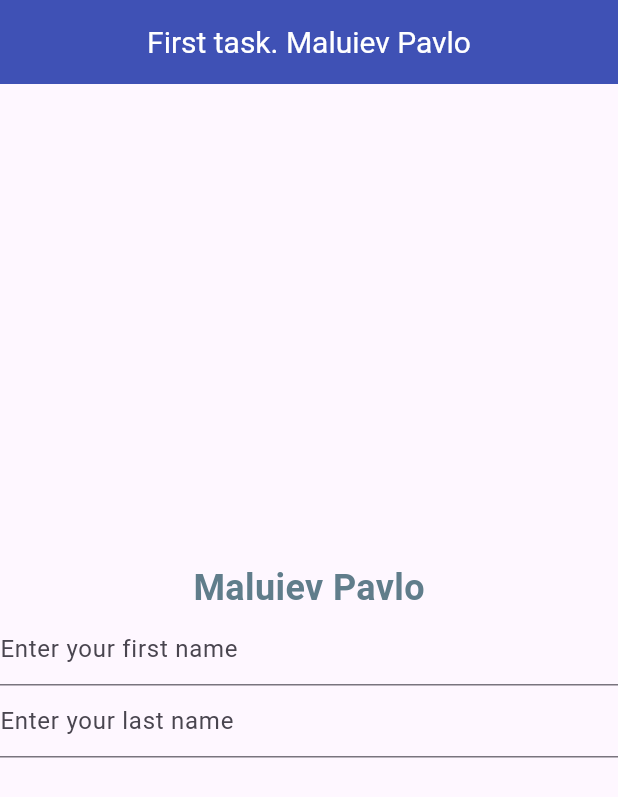
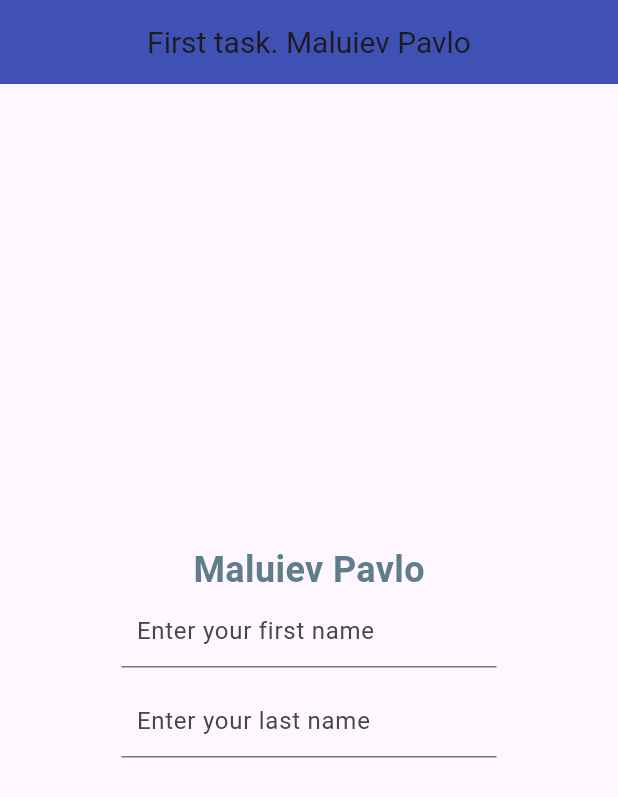
Before and after one commit to inryceu/Empat-Flutter-course, a Flutter app: the screen it shows after launch, on a phone screen of 412 x 824 dp. Shown: the top 797 px of the screen. Run offline on Flutter 3.47's test engine with Material 3 defaults, Android fonts, the phone set to English and light mode, and no system bars.

Commit message:
fix bug, improve style

```diff
--- a/Task1/lib/main.dart
+++ b/Task1/lib/main.dart
@@ -24,21 +24,24 @@ class Student {
   );
 }
 
-class MyApp extends StatelessWidget {
-  final student = Student('Maluiev', 'Pavlo');
+class MyApp extends StatefulWidget {
+  const MyApp({super.key});
+
+  @override
+  State<MyApp> createState() => _MyAppState();
+}
+
+class _MyAppState extends State<MyApp> {
+  final Student student = Student('Maluiev', 'Pavlo');
 
   @override
   Widget build(BuildContext context) {
     return MaterialApp(
       home: Scaffold(
         appBar: AppBar(
-          title: Text(
+          title: const Text(
             'First task. Maluiev Pavlo',
-            style: TextStyle(
-              fontSize: 20,
-              fontWeight: FontWeight.normal,
-              color: Colors.white,
-            ),
+            style: TextStyle(fontSize: 20),
           ),
           centerTitle: true,
           backgroundColor: Colors.indigo,
@@ -47,23 +50,35 @@ class MyApp extends StatelessWidget {
           child: Column(
             mainAxisAlignment: MainAxisAlignment.center,
             children: [
-              Center(child: student.buildTextWidget()),
-              Center(
+              student.buildTextWidget(),
+              SizedBox(
+                height: 60,
+                width: 250,
                 child: TextField(
-                  decoration: InputDecoration(
+                  decoration: const InputDecoration(
                     hintText: "Enter your first name",
-                    fillColor: Colors.cyan,
+                    contentPadding: EdgeInsets.symmetric(horizontal: 10),
                   ),
-                  onChanged: (String value) => student.firstName(value),
+                  onChanged: (value) {
+                    setState(() {
+                      student.firstName(value);
+                    });
+                  },
                 ),
               ),
-              Center(
+              SizedBox(
+                height: 60,
+                width: 250,
                 child: TextField(
-                  decoration: InputDecoration(
+                  decoration: const InputDecoration(
                     hintText: "Enter your last name",
-                    fillColor: Colors.cyan,
+                    contentPadding: EdgeInsets.symmetric(horizontal: 10),
                   ),
-                  onChanged: (String value) => student.lastName(value),
+                  onChanged: (value) {
+                    setState(() {
+                      student.lastName(value);
+                    });
+                  },
                 ),
               ),
             ],
```
